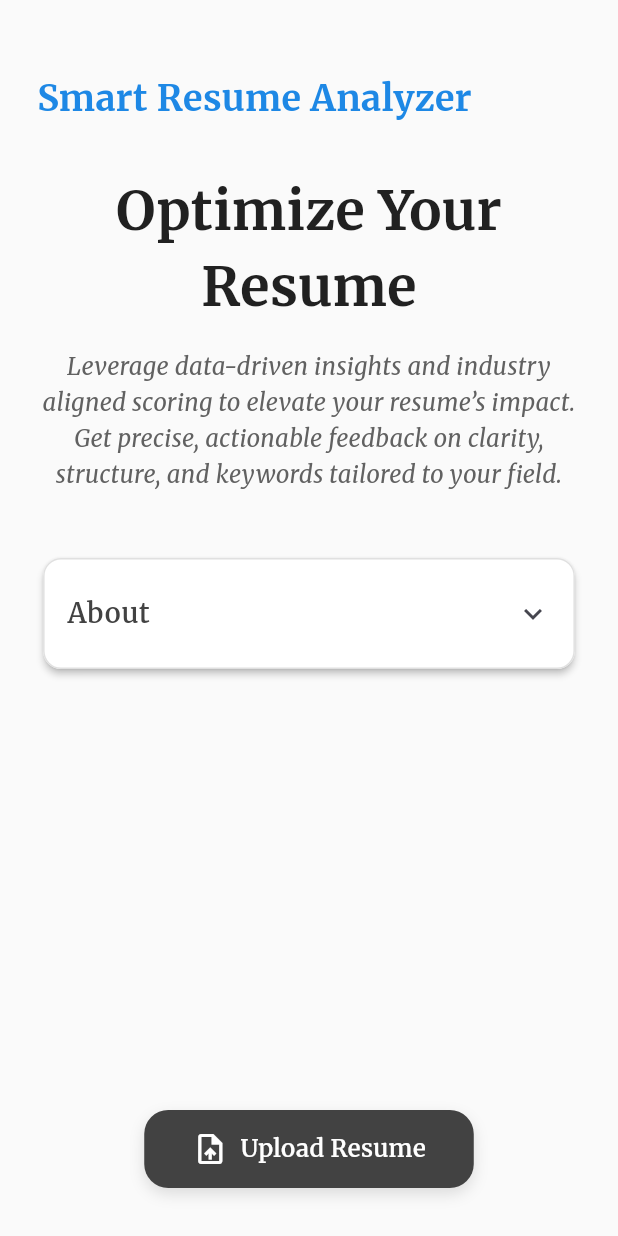
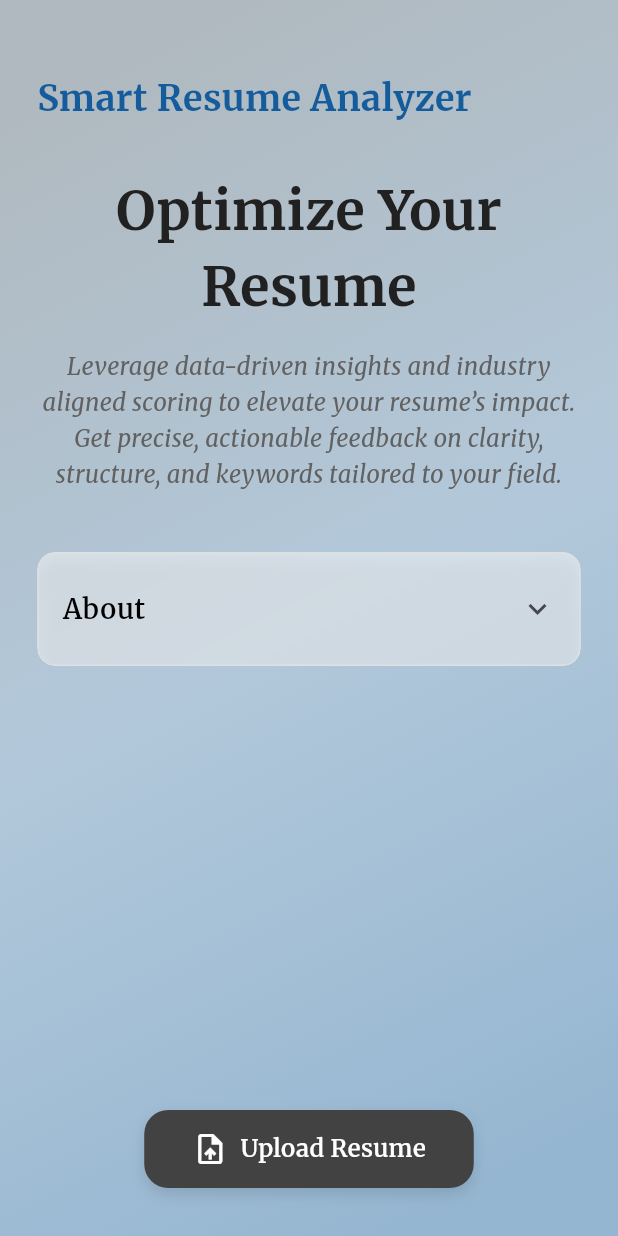
Before and after one commit to BryanPMX/Smart-Resume-Analyzer, a Flutter app: the HomeScreen screen opened by its route, on a phone screen of 412 x 824 dp. Run offline on Flutter 3.47's test engine with Material 3 defaults, Android fonts, the phone set to English and light mode, and no system bars; our stand-ins replace file_picker, google_fonts, image_picker, permission_handler; missing offline and left inert: flutter_pdfview, syncfusion_flutter_pdf.

Commit message:
added more dart doc comments for web presentation

```diff
--- a/lib/main.dart
+++ b/lib/main.dart
@@ -1,3 +1,5 @@
+// The University of Texas at El Paso: Bryan Perez
+
 import 'package:flutter/material.dart';
 import 'package:provider/provider.dart';
 import 'providers/resume_provider.dart';
@@ -152,7 +154,7 @@ class _SplashScreenState extends State<SplashScreen>
                   .textTheme
                   .headlineSmall
                   ?.copyWith(
-                color: const Color(0xFF1E88E5),
+                color: const Color(0xFF155C9C),
                 fontSize: 32,
                 fontWeight: FontWeight.bold,
               ),
--- a/lib/models/major.dart
+++ b/lib/models/major.dart
@@ -1,3 +1,5 @@
+// The University of Texas at El Paso: Bryan Perez
+
 /// Represents the academic or professional major / field of study
 /// used to tailor resume scoring rules and feedback.
 enum Major {
--- a/lib/models/resume.dart
+++ b/lib/models/resume.dart
@@ -1,4 +1,4 @@
-// lib/models/resume.dart
+// The University of Texas at El Paso: Bryan Perez
 
 import 'dart:io';
 import '../models/section_score.dart';
--- a/lib/models/section_score.dart
+++ b/lib/models/section_score.dart
@@ -1,4 +1,5 @@
-// section_score.dart
+// The University of Texas at El Paso: Bryan Perez
+
 import 'dart:developer' as developer;
 
 /// Model representing the evaluation result of a specific section in the resume.
--- a/lib/providers/resume_provider.dart
+++ b/lib/providers/resume_provider.dart
@@ -1,4 +1,4 @@
-// lib/providers/resume_provider.dart
+// The University of Texas at El Paso: Bryan Perez
 
 import 'package:flutter/foundation.dart';
 import '../models/resume.dart';
--- a/lib/screens/analysis_screen.dart
+++ b/lib/screens/analysis_screen.dart
@@ -1,3 +1,5 @@
+// The University of Texas at El Paso: Bryan Perez
+
 import 'package:flutter/material.dart';
 import 'package:provider/provider.dart';
 
--- a/lib/screens/home_screen.dart
+++ b/lib/screens/home_screen.dart
@@ -1,18 +1,23 @@
-// lib/screens/home_screen.dart
+// The University of Texas at El Paso: Bryan Perez
 
+import 'dart:ui';
 import 'package:flutter/material.dart';
 import 'package:google_fonts/google_fonts.dart';
 import 'upload_screen.dart';
+import 'package:flutter/services.dart';
+import '../widgets/animated_gradient_background.dart';
 
 /// Home screen of the Smart Resume Analyzer app (Modern Academic Design).
 ///
-/// Displays:
-/// - Neutral academic palette
-/// - Animated headline & subheading
-/// - Enhanced “About” dropdown with icons and separators
-/// - Upload button fixed at bottom center
+/// Features:
+/// - Animated gradient background for a dynamic visual effect
+/// - Neutral academic color palette
+/// - Animated headline and subheading for engaging introduction
+/// - Enhanced “About” section with icons and separators in a dropdown
+/// - Fixed upload button at the bottom center for easy access
 class HomeScreen extends StatefulWidget {
   const HomeScreen({Key? key}) : super(key: key);
+
   @override
   State<HomeScreen> createState() => _HomeScreenState();
 }
@@ -44,8 +49,16 @@ class _HomeScreenState extends State<HomeScreen> {
   @override
   Widget build(BuildContext context) {
     final w = MediaQuery.of(context).size.width;
-    return Scaffold(
-      backgroundColor: Colors.grey.shade50,
+    return AnnotatedRegion<SystemUiOverlayStyle>(
+      value: const SystemUiOverlayStyle(
+        statusBarColor: Colors.transparent,
+        statusBarIconBrightness: Brightness.dark,
+      ),
+      child: Stack(
+        children: [
+          const AnimatedGradientBackground(),
+          Scaffold(
+            backgroundColor: Colors.transparent,
             body: SafeArea(
               minimum: const EdgeInsets.only(top: 24),
               child: Column(
@@ -63,7 +76,7 @@ class _HomeScreenState extends State<HomeScreen> {
                           Text(
                             'Smart Resume Analyzer',
                             style: GoogleFonts.merriweather(
-                        color: const Color(0xFF1E88E5),
+                              color: const Color(0xFF155C9C),
                               fontWeight: FontWeight.w700,
                               fontSize: 24,
                             ),
@@ -94,7 +107,9 @@ class _HomeScreenState extends State<HomeScreen> {
                           // Animated subheading
                           Center(
                             child: TweenAnimationBuilder<Offset>(
-                        tween: Tween(begin: const Offset(0, 0.2), end: Offset.zero),
+                              tween: Tween(
+                                  begin: const Offset(0, 0.2),
+                                  end: Offset.zero),
                               duration: const Duration(milliseconds: 800),
                               curve: Curves.easeOut,
                               builder: (ctx, offset, child) => Opacity(
@@ -119,30 +134,38 @@ class _HomeScreenState extends State<HomeScreen> {
                           ),
                           const SizedBox(height: 40),
 
-                    // Enhanced About section
+                          // About section
                           AnimatedOpacity(
                             opacity: _aboutOpacity,
                             duration: const Duration(milliseconds: 800),
-                      child: Card(
-                        color: Colors.white,
-                        elevation: 2,
-                        shape: RoundedRectangleBorder(
+                            child: ClipRRect(
                               borderRadius: BorderRadius.circular(12),
-                          side: BorderSide(color: Colors.grey.shade300, width: 1),
+                              child: BackdropFilter(
+                                filter: ImageFilter.blur(sigmaX: 10, sigmaY: 10),
+                                child: Container(
+                                  decoration: BoxDecoration(
+                                    color: Colors.white.withOpacity(0.5),
+                                    borderRadius: BorderRadius.circular(12),
+                                    border: Border.all(color: Colors.grey.shade300, width: 1),
+                                    boxShadow: [
+                                      BoxShadow(
+                                        color: Colors.black.withOpacity(0.1),
+                                        blurRadius: 8,
+                                        offset: Offset(0, 4),
+                                      ),
+                                    ],
                                   ),
                                   child: ExpansionTile(
-                          tilePadding:
-                          const EdgeInsets.symmetric(horizontal: 16, vertical: 8),
+                                    tilePadding: const EdgeInsets.symmetric(horizontal: 16, vertical: 8),
                                     title: Text(
                                       'About',
                                       style: GoogleFonts.merriweather(
-                              color: Colors.grey.shade800,
+                                        color: Color(0xFF000000),
                                         fontWeight: FontWeight.w600,
                                         fontSize: 18,
                                       ),
                                     ),
-                          childrenPadding:
-                          const EdgeInsets.symmetric(horizontal: 0, vertical: 8),
+                                    childrenPadding: const EdgeInsets.symmetric(horizontal: 0, vertical: 8),
                                     children: [
                                       _aboutTile(
                                         icon: Icons.track_changes,
@@ -177,6 +200,8 @@ class _HomeScreenState extends State<HomeScreen> {
                                             'if it can’t determine a major, it defaults to a broader, general set of recommendations.',
                                       ),
                                     ],
+                                  ),
+                                ),
                               ),
                             ),
                           ),
@@ -215,7 +240,8 @@ class _HomeScreenState extends State<HomeScreen> {
                             child: Row(
                               mainAxisSize: MainAxisSize.min,
                               children: [
-                          const Icon(Icons.upload_file, color: Colors.white),
+                                const Icon(Icons.upload_file,
+                                    color: Colors.white),
                                 const SizedBox(width: 8),
                                 Text(
                                   'Upload Resume',
@@ -235,9 +261,13 @@ class _HomeScreenState extends State<HomeScreen> {
                 ],
               ),
             ),
+          ),
+        ],
+      ),
     );
   }
 
+  /// Builds an individual tile for the About section with an icon, title, and content.
   Widget _aboutTile({
     required IconData icon,
     required String title,
--- a/lib/screens/upload_screen.dart
+++ b/lib/screens/upload_screen.dart
@@ -1,4 +1,4 @@
-// lib/screens/upload_screen.dart
+// The University of Texas at El Paso: Bryan Perez
 
 import 'dart:io';
 
@@ -207,7 +207,7 @@ class _UploadScreenState extends State<UploadScreen>
           title: Text(
             'Smart Resume Analyzer',
             style: GoogleFonts.merriweather(
-              color: const Color(0xFF1E88E5),
+              color: const Color(0xFF155C9C),
               fontWeight: FontWeight.w700,
               fontSize: 24,
             ),
--- a/lib/services/major_detector.dart
+++ b/lib/services/major_detector.dart
@@ -1,3 +1,5 @@
+// The University of Texas at El Paso: Bryan Perez
+
 import 'dart:developer' as developer;
 import '../models/major.dart';
 import '../utils/scoring_rules.dart';
--- a/lib/services/ocr_services.dart
+++ b/lib/services/ocr_services.dart
@@ -1,4 +1,5 @@
-// services/ocr_service.dart
+// The University of Texas at El Paso: Bryan Perez
+
 import 'dart:io';
 import 'dart:math' as math;
 import 'dart:async';
--- a/lib/services/pdf_parser.dart
+++ b/lib/services/pdf_parser.dart
@@ -1,3 +1,5 @@
+// The University of Texas at El Paso: Bryan Perez
+
 import 'dart:developer' as developer;
 import 'dart:io';
 import 'package:syncfusion_flutter_pdf/pdf.dart';
--- a/lib/services/scoring_service.dart
+++ b/lib/services/scoring_service.dart
@@ -1,4 +1,4 @@
-// lib/services/scoring_service.dart
+// The University of Texas at El Paso: Bryan Perez
 
 import 'dart:developer' as developer;
 import '../models/resume.dart';
--- a/lib/services/section_detector_service.dart
+++ b/lib/services/section_detector_service.dart
@@ -1,3 +1,5 @@
+// The University of Texas at El Paso: Bryan Perez
+
 import 'dart:developer' as developer;
 import '../utils/section_rules.dart';
 
--- a/lib/utils/scoring_rules.dart
+++ b/lib/utils/scoring_rules.dart
@@ -1,3 +1,5 @@
+// The University of Texas at El Paso: Bryan Perez
+
 import 'dart:developer' as developer;
 import '../models/major.dart';
 
--- a/lib/utils/section_rules.dart
+++ b/lib/utils/section_rules.dart
@@ -1,3 +1,5 @@
+// The University of Texas at El Paso: Bryan Perez
+
 import 'package:flutter/foundation.dart';
 import 'scoring_rules.dart';
 
--- /dev/null
+++ b/lib/widgets/animated_gradient_background.dart
@@ -0,0 +1,121 @@
+// The University of Texas at El Paso: Bryan Perez
+
+import 'package:flutter/material.dart';
+
+/// A full-screen, looping animated gradient background.
+///
+/// This widget animates a [LinearGradient] between two alignments
+/// to create a subtle, flowing background effect.
+///
+/// The following parameters can be customized:
+/// - [colors]: list of gradient colors (must contain at least two).
+/// - [stops]: optional list of stops for the gradient colors.
+/// - [beginAlignment]: where the gradient begins.
+/// - [endAlignment]: where the gradient ends.
+/// - [duration]: how long one back‑and‑forth cycle takes.
+/// - [curve]: animation curve for the transition.
+class AnimatedGradientBackground extends StatefulWidget {
+  /// The colors to use in the gradient. Must have >= 2 entries.
+  final List<Color> colors;
+
+  /// Optional stops for each color in [colors].
+  final List<double>? stops;
+
+  /// Alignment at which the gradient begins.
+  final Alignment beginAlignment;
+
+  /// Alignment at which the gradient ends.
+  final Alignment endAlignment;
+
+  /// Duration for one forward (then reverse) cycle.
+  final Duration duration;
+
+  /// Curve applied to the alignment transition.
+  final Curve curve;
+
+  /// Creates an animated gradient background.
+  ///
+  /// By default, it animates between top-left and bottom-right
+  /// over 6 seconds using a light-blue palette.
+  const AnimatedGradientBackground({
+    super.key,
+    this.colors = const [
+      Color(0xFFB0B9BF),
+      Color(0xFFB2C8DA),
+      Color(0xFF95B6D1),
+    ],
+    this.stops,
+    this.beginAlignment = Alignment.topLeft,
+    this.endAlignment = Alignment.bottomRight,
+    this.duration = const Duration(seconds: 10),
+    this.curve = Curves.easeInOut,
+  });
+
+  @override
+  AnimatedGradientBackgroundState createState() =>
+      AnimatedGradientBackgroundState();
+}
+
+/// State for [AnimatedGradientBackground].
+///
+/// Manages an [AnimationController] and an [AlignmentTween]
+/// to drive the gradient’s [begin] and [end] points.
+class AnimatedGradientBackgroundState
+    extends State<AnimatedGradientBackground>
+    with SingleTickerProviderStateMixin {
+  late final AnimationController _controller;
+  late final Animation<Alignment> _alignmentAnimation;
+
+  @override
+  void initState() {
+    super.initState();
+
+    // Validate that at least two colors are provided for the gradient.
+    assert(widget.colors.length >= 2, 'Provide at least two colors for the gradient');
+
+    // 1) Initialize the controller for a repeating forward/reverse cycle.
+    _controller = AnimationController(
+      vsync: this,
+      duration: widget.duration,
+    )..repeat(reverse: true);
+
+    // 2) Tween from beginAlignment to endAlignment, applying the curve.
+    _alignmentAnimation = AlignmentTween(
+      begin: widget.beginAlignment,
+      end: widget.endAlignment,
+    ).animate(
+      CurvedAnimation(parent: _controller, curve: widget.curve),
+    );
+  }
+
+  @override
+  void dispose() {
+    // Dispose of the controller to free system resources.
+    _controller.dispose();
+    super.dispose();
+  }
+
+  @override
+  Widget build(BuildContext context) {
+    // Rebuild the Container whenever the alignment changes.
+    return AnimatedBuilder(
+      animation: _alignmentAnimation,
+      builder: (context, child) {
+        return Container(
+          // Gradient that flows back and forth.
+          decoration: BoxDecoration(
+            gradient: LinearGradient(
+              begin: _alignmentAnimation.value,
+              end: Alignment(
+                -_alignmentAnimation.value.x,
+                -_alignmentAnimation.value.y,
+              ),
+              colors: widget.colors,
+              stops: widget.stops,
+            ),
+          ),
+        );
+      },
+    );
+  }
+}
--- a/lib/widgets/scanning_animation.dart
+++ b/lib/widgets/scanning_animation.dart
@@ -1,3 +1,5 @@
+// The University of Texas at El Paso: Bryan Perez
+
 import 'dart:ui';
 import 'package:flutter/material.dart';
 
--- a/lib/widgets/section_feedback_card.dart
+++ b/lib/widgets/section_feedback_card.dart
@@ -1,3 +1,5 @@
+// The University of Texas at El Paso: Bryan Perez
+
 import 'package:flutter/material.dart';
 
 /// A card that presents the analysis of a single resume section,
```
Also changed, not shown: pubspec.yaml (+64 -18 lines). Lines whose indentation alone changed are shown as unchanged.
